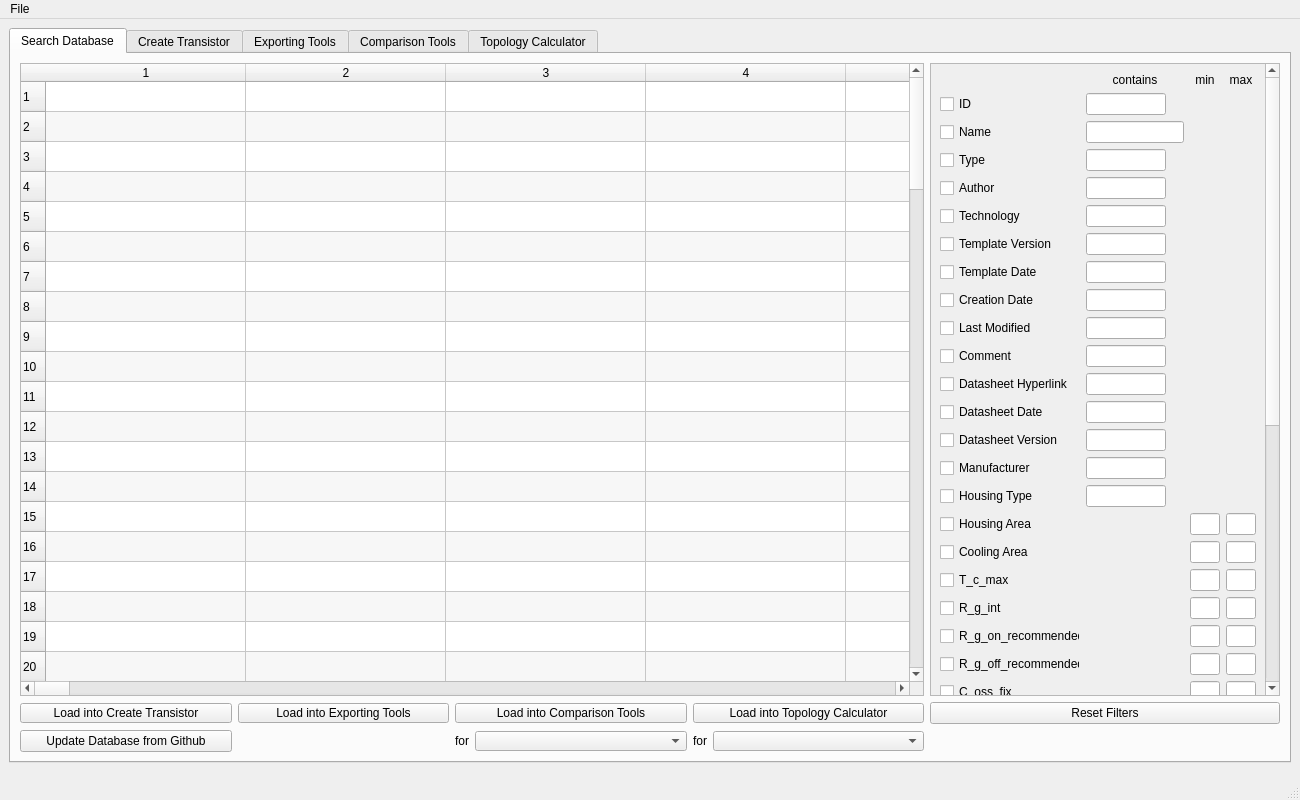
The window that transistordatabase/gui/MainWindow.ui (upb-lea/transistordatabase) describes before a commit, drawn with Qt 5.
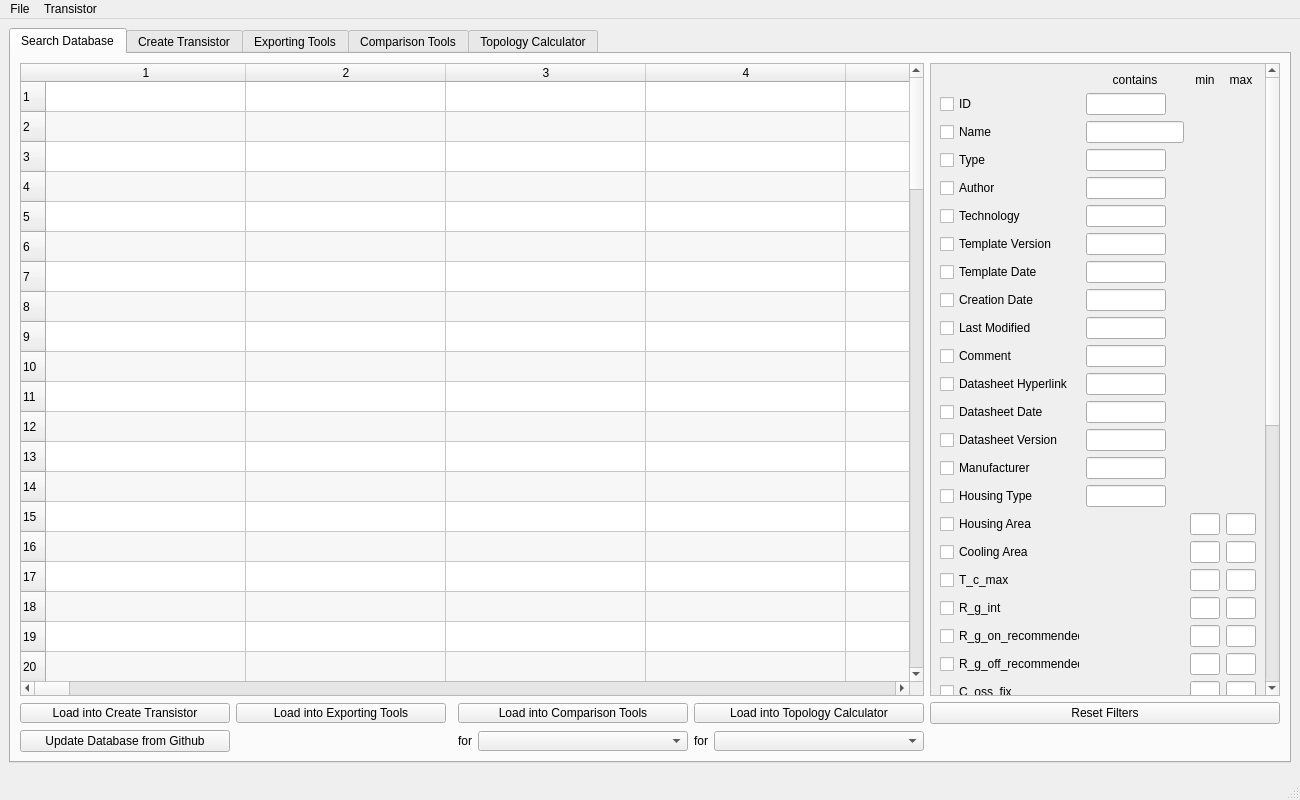
The same window after the commit. The open tabs and pages were chosen to show the change.

Commit message: Option to delete transistor from local database

```diff
--- a/transistordatabase/gui/MainWindow.ui
+++ b/transistordatabase/gui/MainWindow.ui
@@ -62,7 +62,119 @@
         <string>Search Database</string>
        </attribute>
        <layout class="QGridLayout" name="gridLayout_6">
-        <item row="0" column="0" colspan="6">
+        <item row="3" column="4">
+         <widget class="QComboBox" name="comboBox_search_database_load_comparison_tools">
+          <property name="sizePolicy">
+           <sizepolicy hsizetype="Expanding" vsizetype="Expanding">
+            <horstretch>0</horstretch>
+            <verstretch>0</verstretch>
+           </sizepolicy>
+          </property>
+          <property name="maximumSize">
+           <size>
+            <width>16777215</width>
+            <height>20</height>
+           </size>
+          </property>
+         </widget>
+        </item>
+        <item row="1" column="3" colspan="2">
+         <widget class="QPushButton" name="button_search_database_load_comparison_tools">
+          <property name="sizePolicy">
+           <sizepolicy hsizetype="Expanding" vsizetype="Expanding">
+            <horstretch>0</horstretch>
+            <verstretch>0</verstretch>
+           </sizepolicy>
+          </property>
+          <property name="minimumSize">
+           <size>
+            <width>0</width>
+            <height>20</height>
+           </size>
+          </property>
+          <property name="maximumSize">
+           <size>
+            <width>16777215</width>
+            <height>20</height>
+           </size>
+          </property>
+          <property name="text">
+           <string>Load into Comparison Tools</string>
+          </property>
+         </widget>
+        </item>
+        <item row="3" column="1">
+         <widget class="QLabel" name="label_updated_database">
+          <property name="text">
+           <string/>
+          </property>
+         </widget>
+        </item>
+        <item row="1" column="7">
+         <widget class="QPushButton" name="button_search_database_reset_filters">
+          <property name="text">
+           <string>Reset Filters</string>
+          </property>
+         </widget>
+        </item>
+        <item row="3" column="5">
+         <widget class="QLabel" name="label_for2">
+          <property name="maximumSize">
+           <size>
+            <width>20</width>
+            <height>16777215</height>
+           </size>
+          </property>
+          <property name="text">
+           <string>for</string>
+          </property>
+         </widget>
+        </item>
+        <item row="1" column="0">
+         <widget class="QPushButton" name="button_search_database_load_create_transistor">
+          <property name="sizePolicy">
+           <sizepolicy hsizetype="Expanding" vsizetype="Expanding">
+            <horstretch>0</horstretch>
+            <verstretch>0</verstretch>
+           </sizepolicy>
+          </property>
+          <property name="maximumSize">
+           <size>
+            <width>16777215</width>
+            <height>20</height>
+           </size>
+          </property>
+          <property name="text">
+           <string>Load into Create Transistor</string>
+          </property>
+         </widget>
+        </item>
+        <item row="1" column="5" colspan="2">
+         <widget class="QPushButton" name="button_search_database_load_topology_calculator">
+          <property name="sizePolicy">
+           <sizepolicy hsizetype="Expanding" vsizetype="Expanding">
+            <horstretch>0</horstretch>
+            <verstretch>0</verstretch>
+           </sizepolicy>
+          </property>
+          <property name="minimumSize">
+           <size>
+            <width>0</width>
+            <height>20</height>
+           </size>
+          </property>
+          <property name="maximumSize">
+           <size>
+            <width>16777215</width>
+            <height>20</height>
+           </size>
+          </property>
+          <property name="text">
+           <string>Load into Topology Calculator</string>
+          </property>
+         </widget>
+        </item>
+        <item row="0" column="0" colspan="7">
          <widget class="QTableWidget" name="tableWidget_search_database">
           <property name="minimumSize">
            <size>
@@ -323,7 +435,68 @@
           <column/>
          </widget>
         </item>
-        <item row="0" column="6">
+        <item row="3" column="0">
+         <widget class="QPushButton" name="button_update_from_fileexchange">
+          <property name="text">
+           <string>Update Database from Github</string>
+          </property>
+         </widget>
+        </item>
+        <item row="1" column="1">
+         <widget class="QPushButton" name="button_search_database_load_exporting_tools">
+          <property name="sizePolicy">
+           <sizepolicy hsizetype="Expanding" vsizetype="Expanding">
+            <horstretch>0</horstretch>
+            <verstretch>0</verstretch>
+           </sizepolicy>
+          </property>
+          <property name="minimumSize">
+           <size>
+            <width>0</width>
+            <height>20</height>
+           </size>
+          </property>
+          <property name="maximumSize">
+           <size>
+            <width>16777215</width>
+            <height>20</height>
+           </size>
+          </property>
+          <property name="text">
+           <string>Load into Exporting Tools</string>
+          </property>
+         </widget>
+        </item>
+        <item row="3" column="6">
+         <widget class="QComboBox" name="comboBox_search_database_load_topology_calculator">
+          <property name="sizePolicy">
+           <sizepolicy hsizetype="Expanding" vsizetype="Expanding">
+            <horstretch>0</horstretch>
+            <verstretch>0</verstretch>
+           </sizepolicy>
+          </property>
+          <property name="maximumSize">
+           <size>
+            <width>16777215</width>
+            <height>20</height>
+           </size>
+          </property>
+         </widget>
+        </item>
+        <item row="3" column="3">
+         <widget class="QLabel" name="label_for1">
+          <property name="maximumSize">
+           <size>
+            <width>20</width>
+            <height>16777215</height>
+           </size>
+          </property>
+          <property name="text">
+           <string>for</string>
+          </property>
+         </widget>
+        </item>
+        <item row="0" column="7">
          <widget class="QScrollArea" name="scrollArea_search_database">
           <property name="sizePolicy">
            <sizepolicy hsizetype="Expanding" vsizetype="Expanding">
@@ -1727,179 +1900,6 @@
           </widget>
          </widget>
         </item>
-        <item row="1" column="0">
-         <widget class="QPushButton" name="button_search_database_load_create_transistor">
-          <property name="sizePolicy">
-           <sizepolicy hsizetype="Expanding" vsizetype="Expanding">
-            <horstretch>0</horstretch>
-            <verstretch>0</verstretch>
-           </sizepolicy>
-          </property>
-          <property name="maximumSize">
-           <size>
-            <width>16777215</width>
-            <height>20</height>
-           </size>
-          </property>
-          <property name="text">
-           <string>Load into Create Transistor</string>
-          </property>
-         </widget>
-        </item>
-        <item row="1" column="1">
-         <widget class="QPushButton" name="button_search_database_load_exporting_tools">
-          <property name="sizePolicy">
-           <sizepolicy hsizetype="Expanding" vsizetype="Expanding">
-            <horstretch>0</horstretch>
-            <verstretch>0</verstretch>
-           </sizepolicy>
-          </property>
-          <property name="minimumSize">
-           <size>
-            <width>0</width>
-            <height>20</height>
-           </size>
-          </property>
-          <property name="maximumSize">
-           <size>
-            <width>16777215</width>
-            <height>20</height>
-           </size>
-          </property>
-          <property name="text">
-           <string>Load into Exporting Tools</string>
-          </property>
-         </widget>
-        </item>
-        <item row="1" column="2" colspan="2">
-         <widget class="QPushButton" name="button_search_database_load_comparison_tools">
-          <property name="sizePolicy">
-           <sizepolicy hsizetype="Expanding" vsizetype="Expanding">
-            <horstretch>0</horstretch>
-            <verstretch>0</verstretch>
-           </sizepolicy>
-          </property>
-          <property name="minimumSize">
-           <size>
-            <width>0</width>
-            <height>20</height>
-           </size>
-          </property>
-          <property name="maximumSize">
-           <size>
-            <width>16777215</width>
-            <height>20</height>
-           </size>
-          </property>
-          <property name="text">
-           <string>Load into Comparison Tools</string>
-          </property>
-         </widget>
-        </item>
-        <item row="1" column="4" colspan="2">
-         <widget class="QPushButton" name="button_search_database_load_topology_calculator">
-          <property name="sizePolicy">
-           <sizepolicy hsizetype="Expanding" vsizetype="Expanding">
-            <horstretch>0</horstretch>
-            <verstretch>0</verstretch>
-           </sizepolicy>
-          </property>
-          <property name="minimumSize">
-           <size>
-            <width>0</width>
-            <height>20</height>
-           </size>
-          </property>
-          <property name="maximumSize">
-           <size>
-            <width>16777215</width>
-            <height>20</height>
-           </size>
-          </property>
-          <property name="text">
-           <string>Load into Topology Calculator</string>
-          </property>
-         </widget>
-        </item>
-        <item row="1" column="6">
-         <widget class="QPushButton" name="button_search_database_reset_filters">
-          <property name="text">
-           <string>Reset Filters</string>
-          </property>
-         </widget>
-        </item>
-        <item row="2" column="2">
-         <widget class="QLabel" name="label_for1">
-          <property name="maximumSize">
-           <size>
-            <width>20</width>
-            <height>16777215</height>
-           </size>
-          </property>
-          <property name="text">
-           <string>for</string>
-          </property>
-         </widget>
-        </item>
-        <item row="2" column="3">
-         <widget class="QComboBox" name="comboBox_search_database_load_comparison_tools">
-          <property name="sizePolicy">
-           <sizepolicy hsizetype="Expanding" vsizetype="Expanding">
-            <horstretch>0</horstretch>
-            <verstretch>0</verstretch>
-           </sizepolicy>
-          </property>
-          <property name="maximumSize">
-           <size>
-            <width>16777215</width>
-            <height>20</height>
-           </size>
-          </property>
-         </widget>
-        </item>
-        <item row="2" column="4">
-         <widget class="QLabel" name="label_for2">
-          <property name="maximumSize">
-           <size>
-            <width>20</width>
-            <height>16777215</height>
-           </size>
-          </property>
-          <property name="text">
-           <string>for</string>
-          </property>
-         </widget>
-        </item>
-        <item row="2" column="5">
-         <widget class="QComboBox" name="comboBox_search_database_load_topology_calculator">
-          <property name="sizePolicy">
-           <sizepolicy hsizetype="Expanding" vsizetype="Expanding">
-            <horstretch>0</horstretch>
-            <verstretch>0</verstretch>
-           </sizepolicy>
-          </property>
-          <property name="maximumSize">
-           <size>
-            <width>16777215</width>
-            <height>20</height>
-           </size>
-          </property>
-         </widget>
-        </item>
-        <item row="2" column="0">
-         <widget class="QPushButton" name="button_update_from_fileexchange">
-          <property name="text">
-           <string>Update Database from Github</string>
-          </property>
-         </widget>
-        </item>
-        <item row="2" column="1">
-         <widget class="QLabel" name="label_updated_database">
-          <property name="text">
-           <string/>
-          </property>
-         </widget>
-        </item>
        </layout>
       </widget>
       <widget class="QWidget" name="tab_create_transistor">
@@ -12795,7 +12795,14 @@
     <addaction name="separator"/>
     <addaction name="action_exit"/>
    </widget>
+   <widget class="QMenu" name="menuTransistor">
+    <property name="title">
+     <string>Transistor</string>
+    </property>
+    <addaction name="action_delete_transistor"/>
+   </widget>
    <addaction name="menuSettings"/>
+   <addaction name="menuTransistor"/>
   </widget>
   <widget class="QStatusBar" name="statusbar"/>
   <action name="action_save_settings">
```
Left out of the diff: 7 changed lines with no effect on the pictures. The commit also changes 3 other files.
